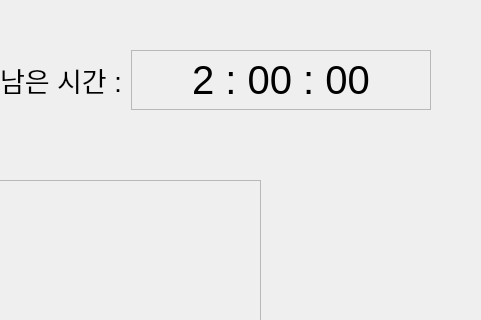
iot-team5-project/iot-waitingsystem, file src/gui/table_state.ui: the form before one commit; both pictures show x 799 to 1280 and y 0 to 320 of the 1280 by 720 pixel window.
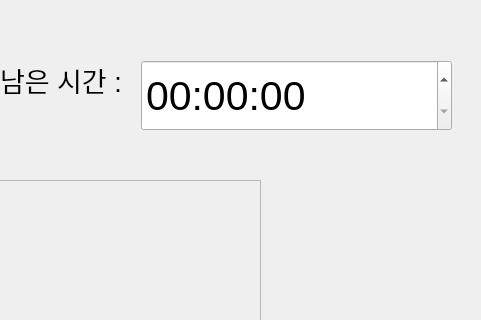
The form after the commit.

Commit message: time algorithm

The edit to the form file:
```diff
--- a/src/gui/table_state.ui
+++ b/src/gui/table_state.ui
@@ -61,30 +61,6 @@
     <set>Qt::AlignCenter</set>
    </property>
   </widget>
-  <widget class="QLabel" name="timeLabel">
-   <property name="geometry">
-    <rect>
-     <x>930</x>
-     <y>50</y>
-     <width>300</width>
-     <height>60</height>
-    </rect>
-   </property>
-   <property name="font">
-    <font>
-     <pointsize>30</pointsize>
-    </font>
-   </property>
-   <property name="frameShape">
-    <enum>QFrame::StyledPanel</enum>
-   </property>
-   <property name="text">
-    <string>2 : 00 : 00</string>
-   </property>
-   <property name="alignment">
-    <set>Qt::AlignCenter</set>
-   </property>
-  </widget>
   <widget class="QLabel" name="label">
    <property name="geometry">
     <rect>
@@ -152,6 +128,27 @@
     <string>조리완료</string>
    </property>
   </widget>
+  <widget class="QTimeEdit" name="timeEdit">
+   <property name="geometry">
+    <rect>
+     <x>940</x>
+     <y>60</y>
+     <width>311</width>
+     <height>71</height>
+    </rect>
+   </property>
+   <property name="font">
+    <font>
+     <pointsize>31</pointsize>
+    </font>
+   </property>
+   <property name="currentSection">
+    <enum>QDateTimeEdit::AmPmSection</enum>
+   </property>
+   <property name="timeSpec">
+    <enum>Qt::UTC</enum>
+   </property>
+  </widget>
  </widget>
  <resources/>
  <connections/>
```
The commit also changes 1 other file.
